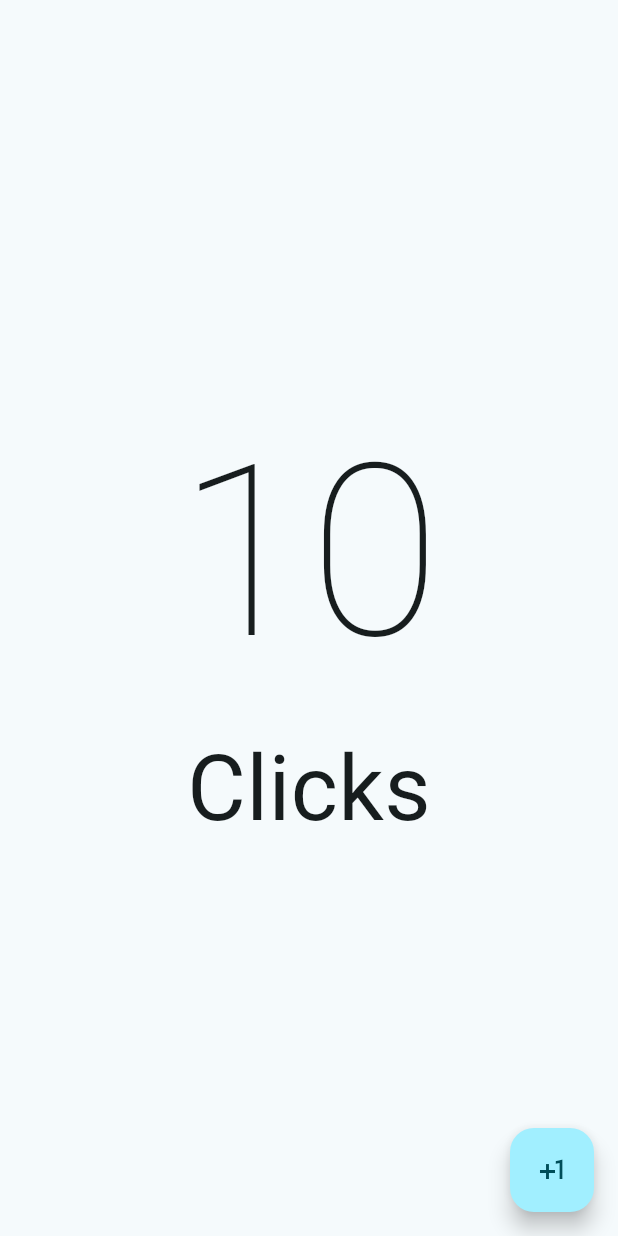
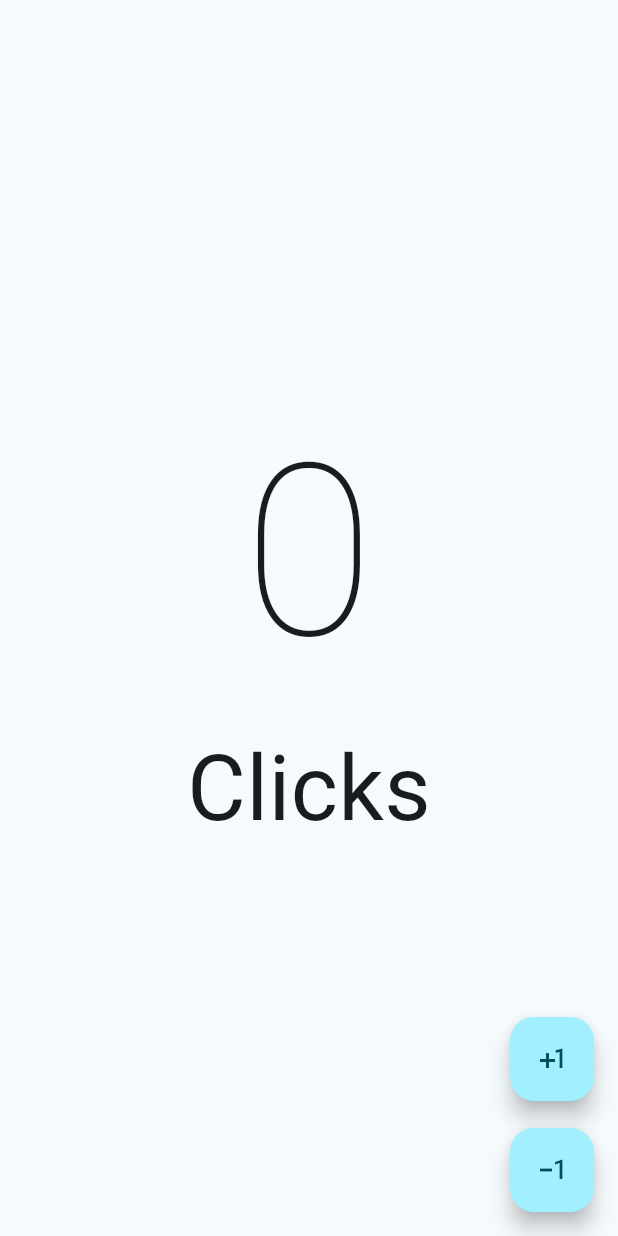
Before and after one commit to tecBogarin/inicioFlutter, a Flutter app: the screen it shows after launch, on a phone screen of 412 x 824 dp. Run offline on Flutter 3.47's test engine with Material 2 defaults, Android fonts, the phone set to English and light mode, and no system bars.

Commit message:
clase de lunes  09/10/2023

```diff
--- a/lib/presentation/screens/counter/counter_screen.dart
+++ b/lib/presentation/screens/counter/counter_screen.dart
@@ -8,23 +8,42 @@ class Counter extends StatefulWidget {
 }
 
 class _CounterState extends State<Counter> {
+  int clickCounter = 0;
   @override
   Widget build(BuildContext context) {
-    return const Scaffold(
+    return Scaffold(
       body: Center(
         child: Column(
           mainAxisAlignment: MainAxisAlignment.center,
           children: [
             Text(
-              '10',
-              style: TextStyle(fontSize: 160, fontWeight: FontWeight.w100),
+              '$clickCounter',
+              style:
+                  const TextStyle(fontSize: 160, fontWeight: FontWeight.w100),
             ),
-            Text('Clicks', style: TextStyle(fontSize: 60))
+            const Text('Clicks', style: TextStyle(fontSize: 60))
           ],
         ),
       ),
-      floatingActionButton:
-          FloatingActionButton(onPressed: null, child: Icon(Icons.plus_one)),
+      floatingActionButton: Column(
+        mainAxisAlignment: MainAxisAlignment.end,
+        children: [
+        FloatingActionButton(
+          onPressed: () {
+            setState(() {
+              clickCounter += 1; //Icons.exposure_minus_1
+            });
+          },
+          child: const Icon(Icons.plus_one)),
+          const SizedBox(height: 18),
+           FloatingActionButton(
+          onPressed: () {
+            setState(() {
+              clickCounter -= 1; //Icons.exposure_minus_1
+            });
+          },
+          child: const Icon(Icons.exposure_minus_1)),
+      ],)
     );
   }
 }
```
